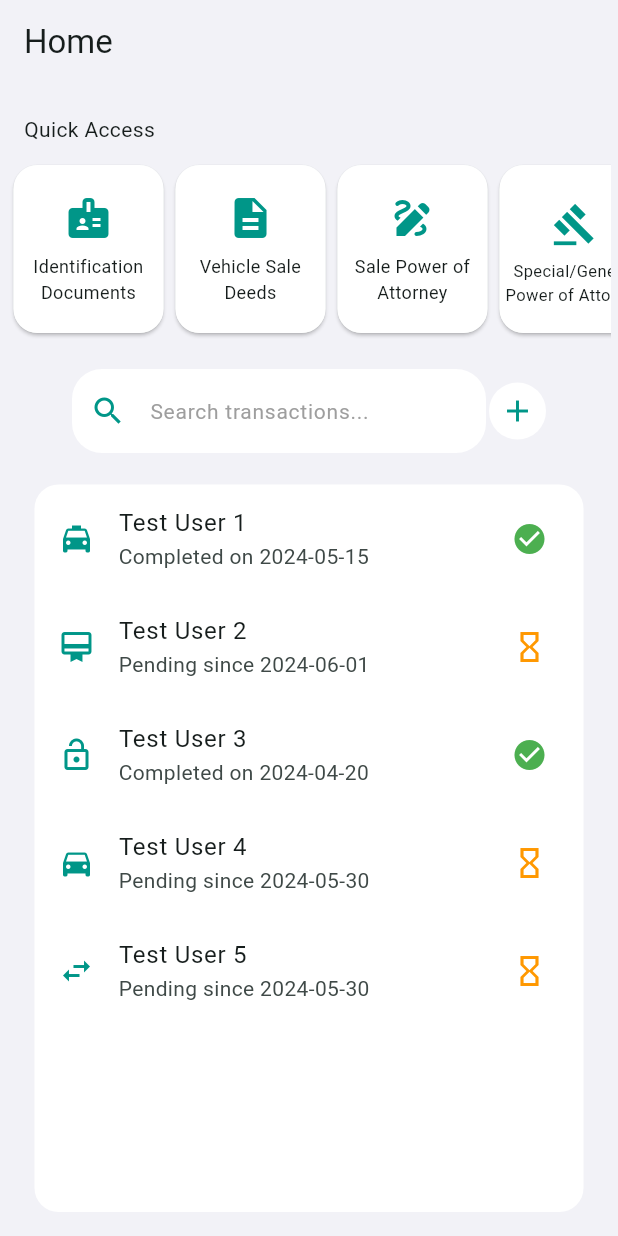
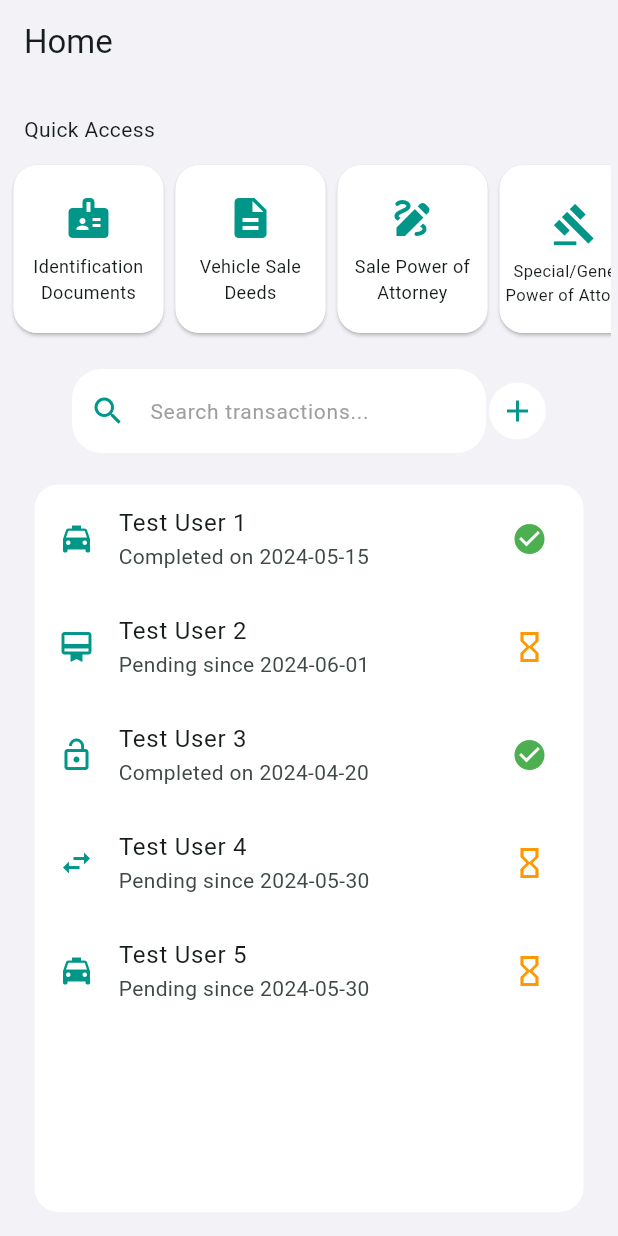
Before and after one commit to Omaark97/my_office, a Flutter app: the screen it shows after launch, on a phone screen of 412 x 824 dp. Run offline on Flutter 3.47's test engine with Material 3 defaults, Android fonts, the phone set to English and light mode, and no system bars; our stand-ins replace flutter_riverpod.

Commit message:
Read transactions from providers in home and detail screens

```diff
--- a/lib/features/transactions/presentation/screens/home_screen.dart
+++ b/lib/features/transactions/presentation/screens/home_screen.dart
@@ -1,134 +1,25 @@
 import 'package:flutter/material.dart';
+import 'package:flutter_riverpod/flutter_riverpod.dart';
 
+import '../formatters.dart';
+import '../transaction_icons.dart';
+import '../transaction_providers.dart';
+import '../../domain/transaction_status.dart';
 import 'document_gallery_screen.dart';
 import 'transaction_detail_screen.dart';
 
-class HomeScreen extends StatefulWidget {
+class HomeScreen extends ConsumerWidget {
   const HomeScreen({super.key, required this.title});
   final String title;
 
   @override
-  State<HomeScreen> createState() => _HomeScreenState();
-}
+  Widget build(BuildContext context, WidgetRef ref) {
+    final transactions = ref.watch(transactionListProvider);
 
-class _HomeScreenState extends State<HomeScreen> {
-  List<Map<String, dynamic>> transactions = [
-    {
-      'icon': Icons.local_taxi,
-      'type': 'Public Taxi Registration',
-      'client': 'Test User 1',
-      'dateReceived': '2024-05-15',
-      'dateCompleted': '2024-05-15',
-      'status': 'Completed',
-      'documents': [
-        {
-          'name': 'ID_Front.jpg',
-          'dateUploaded': '2024-05-15',
-          'size': '1.2 MB',
-        },
-        {
-          'name': 'Taxi_License.pdf',
-          'dateUploaded': '2024-05-15',
-          'size': '2.5 MB',
-        },
-        {
-          'name': 'Sale_Deed.pdf',
-          'dateUploaded': '2024-05-15',
-          'size': '3.1 MB',
-        },
-      ],
-    },
-    {
-      'icon': Icons.card_membership,
-      'type': "Driver's License Renewal",
-      'client': 'Test User 2',
-      'dateReceived': '2024-06-01',
-      'dateCompleted': '',
-      'status': 'Pending',
-      'documents': [
-        {
-          'name': 'Current_License.jpg',
-          'dateUploaded': '2024-06-01',
-          'size': '1.2 MB',
-        },
-        {
-          'name': 'Proof_of_Residency.pdf',
-          'dateUploaded': '2024-06-01',
-          'size': '2.8 MB',
-        },
-      ],
-    },
-    {
-      'icon': Icons.lock_open,
-      'type': 'Lien Release',
-      'client': 'Test User 3',
-      'dateReceived': '2024-04-15',
-      'dateCompleted': '2024-04-20',
-      'status': 'Completed',
-      'documents': [
-        {
-          'name': 'Bank_Release_Letter.pdf',
-          'dateUploaded': '2024-04-15',
-          'size': '0.8 MB',
-        },
-      ],
-    },
-    {
-      'icon': Icons.directions_car,
-      'type': 'Private Car Ownership Transfer',
-      'client': 'Test User 4',
-      'dateReceived': '2024-05-30',
-      'dateCompleted': '',
-      'status': 'Pending',
-      'documents': [
-        {
-          'name': 'Buyer_ID.jpg',
-          'dateUploaded': '2024-05-30',
-          'size': '1.4 MB',
-        },
-        {
-          'name': 'Seller_ID.jpg',
-          'dateUploaded': '2024-05-30',
-          'size': '1.3 MB',
-        },
-        {
-          'name': 'Notary_POA.pdf',
-          'dateUploaded': '2024-05-30',
-          'size': '2.2 MB',
-        },
-        {
-          'name': 'Vehicle_Registration.pdf',
-          'dateUploaded': '2024-05-30',
-          'size': '1.8 MB',
-        },
-      ],
-    },
-    {
-      'icon': Icons.swap_horiz,
-      'type': 'Public Taxi Registration',
-      'client': 'Test User 5',
-      'dateReceived': '2024-05-30',
-      'dateCompleted': '',
-      'status': 'Pending',
-      'documents': [],
-    },
-  ];
-
-  void markAsCompleted(int index) {
-    setState(() {
-      transactions[index]['status'] = 'Completed';
-      transactions[index]['dateCompleted'] = DateTime.now().toString().split(
-        ' ',
-      )[0];
-    });
-  }
-
-  @override
-  Widget build(BuildContext context) {
     return Scaffold(
       appBar: AppBar(
         backgroundColor: const Color(0xFFF2F2F7),
-        title: Text(widget.title),
+        title: Text(title),
       ),
 
       body: Column(
@@ -582,47 +473,44 @@ class _HomeScreenState extends State<HomeScreen> {
                   borderRadius: BorderRadius.circular(16),
                 ),
 
-                child: ListView.builder(
+                child: transactions.when(
+                  loading: () =>
+                      const Center(child: CircularProgressIndicator()),
+                  error: (error, stackTrace) =>
+                      const Center(child: Text('Could not load transactions')),
+                  data: (transactions) => ListView.builder(
                     itemCount: transactions.length,
                     itemBuilder: (context, index) {
                       final t = transactions[index];
+                      final isCompleted =
+                          t.status == TransactionStatus.completed;
 
                       return ListTile(
                         onTap: () {
                           Navigator.push(
                             context,
                             MaterialPageRoute(
-                            builder: (context) => TransactionDetailScreen(
-                              clientName: t['client'],
-                              transactionType: t['type'],
-                              status: t['status'],
-                              dateReceived: t['dateReceived'],
-                              dateCompleted: t['dateCompleted'],
-                              imageUrls: [],
-                              documents: t['documents'],
-                              index: index,
-                              onMarkCompleted: markAsCompleted,
-                            ),
+                              builder: (context) =>
+                                  TransactionDetailScreen(transactionId: t.id),
                             ),
                           );
                         },
-                      leading: Icon(t['icon'], color: Colors.teal),
-                      title: Text(t['client']),
+                        leading: Icon(t.type.icon, color: Colors.teal),
+                        title: Text(t.clientName),
                         subtitle: Text(
-                        t['status'] == 'Completed'
-                            ? 'Completed on ${t['dateCompleted']}'
-                            : 'Pending since ${t['dateReceived']}',
+                          isCompleted && t.dateCompleted != null
+                              ? 'Completed on ${formatDate(t.dateCompleted!)}'
+                              : 'Pending since ${formatDate(t.dateReceived)}',
                         ),
                         trailing: Icon(
-                        t['status'] == 'Completed'
+                          isCompleted
                               ? Icons.check_circle
                               : Icons.hourglass_empty,
-                        color: t['status'] == 'Completed'
-                            ? Colors.green
-                            : Colors.orange,
+                          color: isCompleted ? Colors.green : Colors.orange,
                         ),
                       );
                     },
+                  ),
                 ),
               ),
             ),
```
Also changed, not shown: lib/features/transactions/presentation/screens/transaction_detail_screen.dart (+63 -51 lines), lib/features/transactions/presentation/transaction_icons.dart (added, +59 -0 lines), 3 other files. Lines whose indentation alone changed are shown as unchanged.
